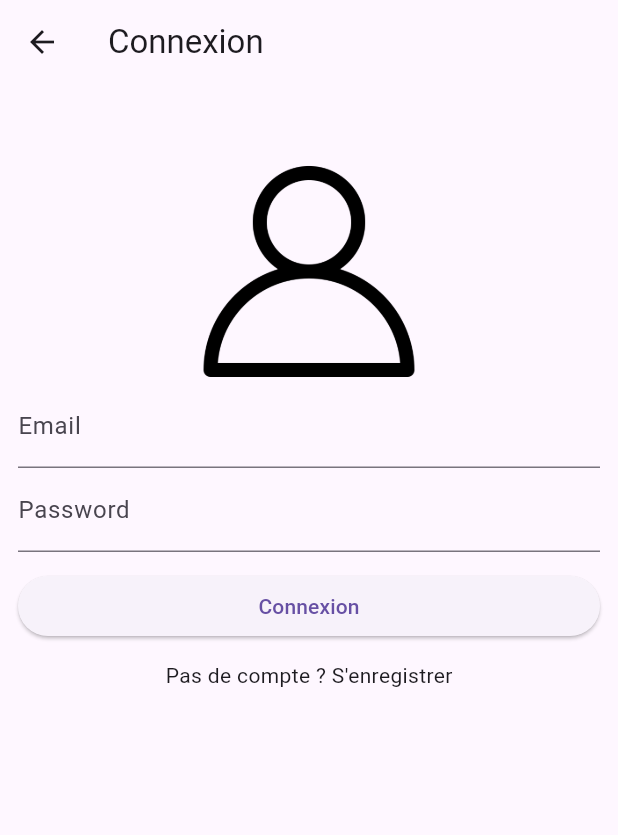
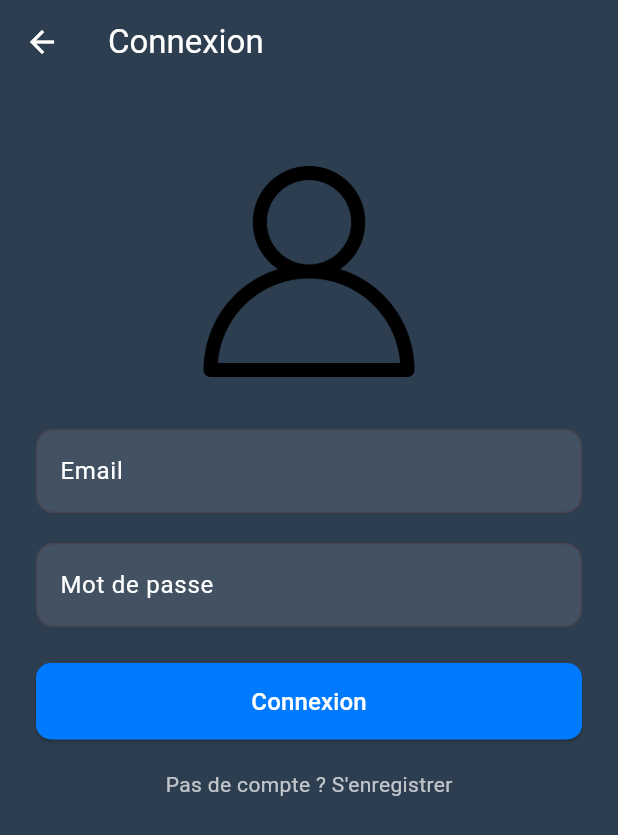
Before and after one commit to romaink30/flutter_app_supabase, a Flutter app: the screen it shows after launch, after a tap on "Connexion", on a phone screen of 412 x 824 dp. Shown: the top 835 px of the screen. Run offline on Flutter 3.47's test engine with Material 3 defaults, Android fonts, the phone set to English and light mode, and no system bars; our stand-ins replace file_picker, supabase_flutter; accounts and stored records are empty.

Commit message:
:art: style

```diff
--- a/lib/auth/auth_service.dart
+++ b/lib/auth/auth_service.dart
@@ -14,7 +14,7 @@ class AuthService {
     final response = await _supabase.from('user').insert([{
       'email': email,
       'password': password,
-      'roles': '0 0 0 0',  // Par défaut, assigner des rôles
+      'roles': '0 0 0 0',  // Par défaut
     }]);
 
     return await _supabase.auth.signUp(
--- a/lib/my_app.dart
+++ b/lib/my_app.dart
@@ -1,5 +1,5 @@
 import 'package:flutter/material.dart';
-import 'package:flutter_application_1/auth/auth_gate.dart';
+import 'package:flutter_application_1/pages/login_page.dart';
 
 class MyApp extends StatelessWidget {
   const MyApp({super.key});
@@ -7,7 +7,7 @@ class MyApp extends StatelessWidget {
   @override
   Widget build(BuildContext context) {
     return const MaterialApp(
-      home: AuthGate(),
+      home: LoginPage(),
     );
   }
 }
--- a/lib/pages/home_page.dart
+++ b/lib/pages/home_page.dart
@@ -20,23 +20,38 @@ class _HomePageState extends State<HomePage> {
     final user = Supabase.instance.client.auth.currentUser;
 
     return Scaffold(
+      backgroundColor: const Color(0xFF2C3E50),
       appBar: AppBar(
-        title: const Text("Accueil"),
+        backgroundColor: const Color(0xFF2C3E50),
+        title: const Text(
+          "Accueil",
+          style: TextStyle(color: Colors.white),
+        ),
         actions: user == null
             ? [
                 TextButton(
                   onPressed: () {
-                    Navigator.push(context,
-                        MaterialPageRoute(builder: (_) => const LoginPage()));
+                    Navigator.push(
+                      context,
+                      MaterialPageRoute(builder: (_) => const LoginPage()),
+                    );
                   },
-                  child: const Text("Connexion", style: TextStyle(color: Color.fromARGB(255, 0, 106, 255))),
+                  child: const Text(
+                    "Connexion",
+                    style: TextStyle(color: Colors.white),
+                  ),
                 ),
                 TextButton(
                   onPressed: () {
-                    Navigator.push(context,
-                        MaterialPageRoute(builder: (_) => const RegisterPage()));
+                    Navigator.push(
+                      context,
+                      MaterialPageRoute(builder: (_) => const RegisterPage()),
+                    );
                   },
-                  child: const Text("Inscription", style: TextStyle(color: Color.fromARGB(255, 0, 106, 255))),
+                  child: const Text(
+                    "Inscription",
+                    style: TextStyle(color: Colors.white),
+                  ),
                 ),
               ]
             : [
@@ -45,26 +60,34 @@ class _HomePageState extends State<HomePage> {
                     padding: const EdgeInsets.symmetric(horizontal: 8.0),
                     child: Text(
                       user.email ?? '',
-                      style: const TextStyle(color: Color.fromARGB(255, 255, 255, 255)),
+                      style: const TextStyle(color: Colors.white),
                     ),
                   ),
                 ),
                 IconButton(
-                  icon: const Icon(Icons.logout),
+                  icon: const Icon(Icons.logout, color: Colors.white),
                   onPressed: () async {
                     await authService.logout();
                     if (mounted) {
                       setState(() {});
                     }
                   },
-                )
+                ),
               ],
       ),
       body: Center(
         child: user == null
-            ? const Text(
-                "Bienvenue sur notre application de systeme d\'uploads !",
-                style: TextStyle(fontSize: 20),
+            ? const Padding(
+                padding: EdgeInsets.symmetric(horizontal: 24.0),
+                child: Text(
+                  "Bienvenue sur notre application de système d'uploads !",
+                  textAlign: TextAlign.center,
+                  style: TextStyle(
+                    fontSize: 22,
+                    color: Colors.white,
+                    fontWeight: FontWeight.w500,
+                  ),
+                ),
               )
             : const ProfilePage(),
       ),
--- a/lib/pages/login_page.dart
+++ b/lib/pages/login_page.dart
@@ -1,7 +1,7 @@
 import 'package:flutter/material.dart';
 import 'package:flutter_application_1/auth/auth_service.dart';
 import 'package:flutter_application_1/pages/register_page.dart';
-import 'package:flutter_application_1/pages/profile_page.dart'; // Import de la page profile
+import 'package:flutter_application_1/pages/profile_page.dart';
 
 class LoginPage extends StatefulWidget {
   const LoginPage({super.key});
@@ -20,16 +20,12 @@ class _LoginPageState extends State<LoginPage> {
     final password = _passwordController.text;
 
     try {
-      // Tentative de connexion
       await authService.signInWithEmailPassword(email, password);
-
-      // Si la connexion réussie, on redirige vers la page profile
       Navigator.pushReplacement(
         context,
         MaterialPageRoute(builder: (context) => const ProfilePage()),
       );
     } catch (e) {
-      // Gestion des erreurs de connexion
       if (mounted) {
         ScaffoldMessenger.of(context).showSnackBar(
           SnackBar(content: Text("Erreur : $e")),
@@ -41,13 +37,18 @@ class _LoginPageState extends State<LoginPage> {
   @override
   Widget build(BuildContext context) {
     return Scaffold(
+      backgroundColor: const Color(0xFF2C3E50),
       appBar: AppBar(
-        title: const Text("Connexion"),
+        backgroundColor: const Color(0xFF2C3E50),
+        title: const Text(
+          "Connexion",
+          style: TextStyle(color: Colors.white),
+        ),
+        iconTheme: const IconThemeData(color: Colors.white),
       ),
       body: ListView(
-        padding: const EdgeInsets.symmetric(horizontal: 12, vertical: 50),
+        padding: const EdgeInsets.symmetric(horizontal: 24, vertical: 50),
         children: [
-          // Logo
           Center(
             child: Image.asset(
               'assets/images/connexion.png',
@@ -55,37 +56,58 @@ class _LoginPageState extends State<LoginPage> {
               height: 150,
             ),
           ),
-
-          // Email Input
+          const SizedBox(height: 30),
           TextField(
             controller: _emailController,
-            decoration: const InputDecoration(labelText: "Email"),
+            style: const TextStyle(color: Colors.white),
+            decoration: InputDecoration(
+              labelText: "Email",
+              labelStyle: const TextStyle(color: Colors.white),
+              filled: true,
+              fillColor: Colors.white10,
+              border: OutlineInputBorder(borderRadius: BorderRadius.circular(12)),
+            ),
           ),
-
-          // Password Input
+          const SizedBox(height: 20),
           TextField(
             controller: _passwordController,
-            decoration: const InputDecoration(labelText: "Password"),
             obscureText: true,
+            style: const TextStyle(color: Colors.white),
+            decoration: InputDecoration(
+              labelText: "Mot de passe",
+              labelStyle: const TextStyle(color: Colors.white),
+              filled: true,
+              fillColor: Colors.white10,
+              border: OutlineInputBorder(borderRadius: BorderRadius.circular(12)),
+            ),
           ),
-
-          const SizedBox(height: 12),
-
-          // Connexion Button
+          const SizedBox(height: 24),
           ElevatedButton(
             onPressed: login,
-            child: const Text("Connexion"),
+            style: ElevatedButton.styleFrom(
+              backgroundColor: const Color(0xFF007BFF),
+              padding: const EdgeInsets.symmetric(vertical: 14),
+              shape: RoundedRectangleBorder(borderRadius: BorderRadius.circular(10)),
+            ),
+            child: const Text(
+              "Connexion",
+              style: TextStyle(fontSize: 16, color: Colors.white),
+            ),
           ),
-
-          const SizedBox(height: 12),
-
-          // Lien vers la page d'inscription
+          const SizedBox(height: 20),
           GestureDetector(
-            onTap: () => Navigator.push(
-              context,
-              MaterialPageRoute(builder: (context) => const RegisterPage()),
+            onTap: () {
+              Navigator.push(
+                context,
+                MaterialPageRoute(builder: (context) => const RegisterPage()),
+              );
+            },
+            child: const Center(
+              child: Text(
+                "Pas de compte ? S'enregistrer",
+                style: TextStyle(color: Colors.white70),
+              ),
             ),
-            child: const Center(child: Text("Pas de compte ? S'enregistrer")),
           ),
         ],
       ),
```
Also changed, not shown: lib/pages/profile_page.dart (+45 -27 lines), lib/pages/register_page.dart (+45 -11 lines).
